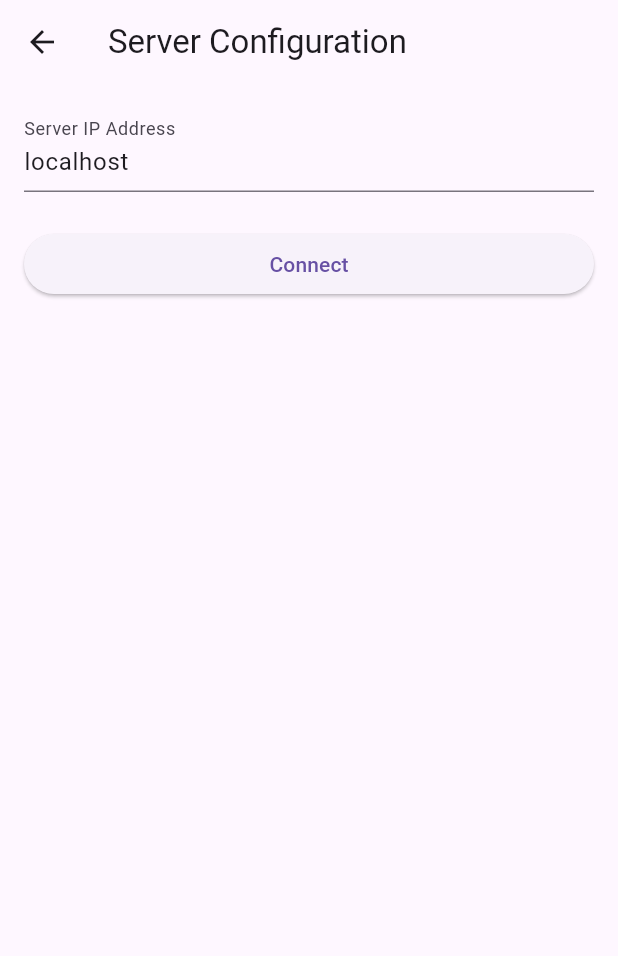
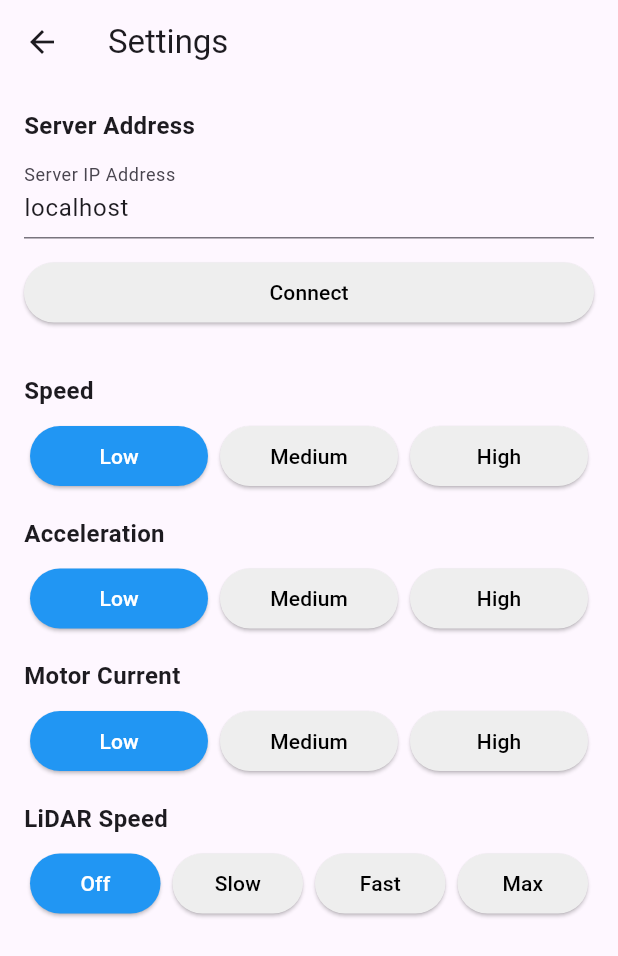
Before and after one commit to PSCF-UMPANUMIW/Robot, a Flutter app: the ServerScreen screen opened directly, on a phone screen of 412 x 824 dp. Shown: the top 956 px of the screen. Run offline on Flutter 3.47's test engine with Material 3 defaults, Android fonts, the phone set to English and light mode, and no system bars; our stand-ins replace shared_preferences; accounts and stored records are empty; network calls fail.

Commit message:
Setting and movement controls

```diff
--- a/robot_app/lib/main.dart
+++ b/robot_app/lib/main.dart
@@ -11,7 +11,7 @@ class MyApp extends StatelessWidget {
   @override
   Widget build(BuildContext context) {
     return MaterialApp(
-      title: 'Flutter Navigation Demo',
+      title: 'Universal Robotic Platform',
       theme: ThemeData(
         primarySwatch: Colors.blue,
         useMaterial3: true,
--- /dev/null
+++ b/robot_app/lib/screens/config_screen.dart
@@ -0,0 +1,223 @@
+import 'package:flutter/material.dart';
+import 'package:robot_app/services/http_manager.dart';
+
+class ServerScreen extends StatefulWidget {
+  const ServerScreen({super.key});
+
+  @override
+  _ServerScreenState createState() => _ServerScreenState();
+}
+
+class _ServerScreenState extends State<ServerScreen> with AutomaticKeepAliveClientMixin {
+  @override
+  bool get wantKeepAlive => true;
+
+  final _httpManager = HTTPManager();
+  final _serverIPController = TextEditingController();
+  bool _isConnecting = false;
+
+  // Store selected levels for each section
+  int _selectedSpeed = 0;
+  int _selectedAcceleration = 0;
+  int _selectedCurrent = 0;
+  int _selectedLidar = 0;
+
+  // For button loading state
+  int? _loadingSection; // 0: speed, 1: accel, 2: current, 3: lidar
+
+  @override
+  void initState() {
+    super.initState();
+    _serverIPController.text = "localhost";
+  }
+
+  @override
+  void dispose() {
+    _serverIPController.dispose();
+    super.dispose();
+  }
+
+  Future<void> _updateServerIP() async {
+    setState(() {
+      _isConnecting = true;
+    });
+
+    try {
+      await _httpManager.setServerIP(_serverIPController.text);
+      await _httpManager.get('health');
+      _showToast('Connected successfully!', success: true);
+    } catch (e) {
+      _showToast('Connection failed: ${e.toString()}', success: false);
+    } finally {
+      setState(() {
+        _isConnecting = false;
+      });
+    }
+  }
+
+  Future<void> _sendLevel(String endpoint, int level, int sectionIndex) async {
+    setState(() {
+      _loadingSection = sectionIndex;
+    });
+
+    try {
+      await _httpManager.post(endpoint, {"level": level});
+      _showToast('Set $endpoint to $level', success: true);
+    } catch (e) {
+      _showToast('Failed to set $endpoint: $e', success: false);
+    } finally {
+      setState(() {
+        _loadingSection = null;
+      });
+    }
+  }
+
+  void _showToast(String message, {required bool success}) {
+    final color = success ? Colors.green : Colors.red;
+    ScaffoldMessenger.of(context).showSnackBar(
+      SnackBar(
+        content: Text(message),
+        backgroundColor: color,
+        behavior: SnackBarBehavior.floating,
+        duration: const Duration(seconds: 1),
+      ),
+    );
+  }
+
+  Widget _buildLevelSection({
+    required String title,
+    required List<String> labels,
+    required int selected,
+    required int maxLevel,
+    required Function(int) onSelected,
+    required String endpoint,
+    required int sectionIndex,
+  }) {
+    return Column(
+      crossAxisAlignment: CrossAxisAlignment.start,
+      children: [
+        Text(title, style: const TextStyle(fontWeight: FontWeight.bold, fontSize: 16)),
+        const SizedBox(height: 8),
+        Row(
+          mainAxisAlignment: MainAxisAlignment.spaceEvenly,
+          children: List.generate(labels.length, (i) {
+            final isSelected = selected == i;
+            final isLoading = _loadingSection == sectionIndex && isSelected;
+            return Expanded(
+              child: Padding(
+                padding: const EdgeInsets.symmetric(horizontal: 4.0),
+                child: ElevatedButton(
+                  style: ElevatedButton.styleFrom(
+                    backgroundColor: isSelected ? Colors.blue : Colors.grey.shade200,
+                    foregroundColor: isSelected ? Colors.white : Colors.black,
+                  ),
+                  onPressed: isLoading
+                      ? null
+                      : () {
+                    onSelected(i);
+                    _sendLevel(endpoint, i, sectionIndex);
+                  },
+                  child: isLoading
+                      ? const SizedBox(
+                    width: 18,
+                    height: 18,
+                    child: CircularProgressIndicator(strokeWidth: 2),
+                  )
+                      : Text(labels[i]),
+                ),
+              ),
+            );
+          }),
+        ),
+        const SizedBox(height: 16),
+      ],
+    );
+  }
+
+  @override
+  Widget build(BuildContext context) {
+    super.build(context);
+    return Scaffold(
+      appBar: AppBar(title: const Text('Settings')),
+      body: SingleChildScrollView(
+        child: Padding(
+          padding: const EdgeInsets.all(16.0),
+          child: Column(
+            crossAxisAlignment: CrossAxisAlignment.stretch,
+            children: [
+              // Server address section
+              Text("Server Address", style: const TextStyle(fontWeight: FontWeight.bold, fontSize: 16)),
+              const SizedBox(height: 8),
+              TextField(
+                controller: _serverIPController,
+                decoration: const InputDecoration(
+                  labelText: 'Server IP Address'
+                ),
+              ),
+              const SizedBox(height: 12),
+              ElevatedButton(
+                style: ElevatedButton.styleFrom(
+                  backgroundColor: Colors.grey.shade200,
+                  foregroundColor: Colors.black,
+                ),
+                onPressed: _isConnecting ? null : _updateServerIP,
+                child: _isConnecting
+                    ? const SizedBox(
+                  height: 20,
+                  width: 20,
+                  child: CircularProgressIndicator(strokeWidth: 2),
+                )
+                    : const Text('Connect'),
+              ),
+              const SizedBox(height: 30),
+
+              // Speed section
+              _buildLevelSection(
+                title: "Speed",
+                labels: const ["Low", "Medium", "High"],
+                selected: _selectedSpeed,
+                maxLevel: 2,
+                onSelected: (i) => setState(() => _selectedSpeed = i),
+                endpoint: "speed",
+                sectionIndex: 0,
+              ),
+
+              // Acceleration section
+              _buildLevelSection(
+                title: "Acceleration",
+                labels: const ["Low", "Medium", "High"],
+                selected: _selectedAcceleration,
+                maxLevel: 2,
+                onSelected: (i) => setState(() => _selectedAcceleration = i),
+                endpoint: "acceleration",
+                sectionIndex: 1,
+              ),
+
+              // Motor current section
+              _buildLevelSection(
+                title: "Motor Current",
+                labels: const ["Low", "Medium", "High"],
+                selected: _selectedCurrent,
+                maxLevel: 2,
+                onSelected: (i) => setState(() => _selectedCurrent = i),
+                endpoint: "current",
+                sectionIndex: 2,
+              ),
+
+              // LiDAR speed section
+              _buildLevelSection(
+                title: "LiDAR Speed",
+                labels: const ["Off", "Slow", "Fast", "Max"],
+                selected: _selectedLidar,
+                maxLevel: 3,
+                onSelected: (i) => setState(() => _selectedLidar = i),
+                endpoint: "lidar",
+                sectionIndex: 3,
+              ),
+            ],
+          ),
+        ),
+      ),
+    );
+  }
+}
--- a/robot_app/lib/screens/server_screen.dart
+++ /dev/null
@@ -1,95 +0,0 @@
-import 'package:flutter/material.dart';
-import 'package:robot_app/services/http_manager.dart';
-
-class ServerScreen extends StatefulWidget {
-  const ServerScreen({super.key});
-
-  @override
-  _ServerScreenState createState() => _ServerScreenState();
-}
-
-class _ServerScreenState extends State<ServerScreen> {
-  final _httpManager = HTTPManager();
-  final _serverIPController = TextEditingController();
-  bool _isConnecting = false;
-  String _statusMessage = '';
-
-  @override
-  void initState() {
-    super.initState();
-    _serverIPController.text = _httpManager.serverIP;
-  }
-
-  @override
-  void dispose() {
-    _serverIPController.dispose();
-    super.dispose();
-  }
-
-  Future<void> _updateServerIP() async {
-    setState(() {
-      _isConnecting = true;
-      _statusMessage = '';
-    });
-
-    try {
-      await _httpManager.setServerIP(_serverIPController.text);
-
-      // Test the connection
-      await _httpManager.get('health');
-
-      setState(() {
-        _statusMessage = 'Connected successfully!';
-      });
-    } catch (e) {
-      setState(() {
-        _statusMessage = 'Connection failed: ${e.toString()}';
-      });
-    } finally {
-      setState(() {
-        _isConnecting = false;
-      });
-    }
-  }
-
-  @override
-  Widget build(BuildContext context) {
-    return Scaffold(
-      appBar: AppBar(title: const Text('Server Configuration')),
-      body: Padding(
-        padding: const EdgeInsets.all(16.0),
-        child: Column(
-          crossAxisAlignment: CrossAxisAlignment.stretch,
-          children: [
-            TextField(
-              controller: _serverIPController,
-              decoration: const InputDecoration(
-                labelText: 'Server IP Address',
-                hintText: 'e.g., http://192.168.1.100:8080',
-              ),
-            ),
-            const SizedBox(height: 24),
-            ElevatedButton(
-              onPressed: _isConnecting ? null : _updateServerIP,
-              child: _isConnecting
-                  ? const CircularProgressIndicator()
-                  : const Text('Connect'),
-            ),
-            if (_statusMessage.isNotEmpty)
-              Padding(
-                padding: const EdgeInsets.only(top: 16.0),
-                child: Text(
-                  _statusMessage,
-                  style: TextStyle(
-                    color: _statusMessage.contains('failed')
-                        ? Colors.red
-                        : Colors.green,
-                  ),
-                ),
-              ),
-          ],
-        ),
-      ),
-    );
-  }
-}
--- a/robot_app/lib/services/http_manager.dart
+++ b/robot_app/lib/services/http_manager.dart
@@ -15,7 +15,7 @@ class HTTPManager {
   HTTPManager._internal();
 
   // Default server address
-  String _serverIP = 'localhost';
+  String _serverIP = 'http://localhost:5000';
 
   // Get the current server IP
   String get serverIP => _serverIP;
```
Also changed, not shown: robot_app/lib/home_page.dart (+9 -5 lines), robot_app/lib/screens/control_screen.dart (+53 -77 lines), 1 other file.
